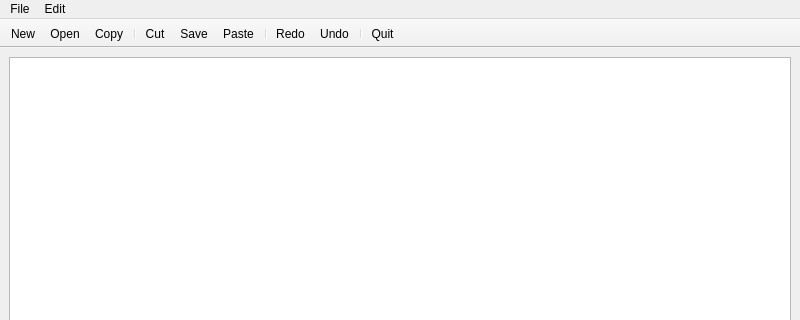
Old version of the form texteditormainwindow.ui in the repository bliscosque/QTTextEditor; both pictures show x 0 to 800 and y 0 to 320 of the 800 by 600 pixel window.
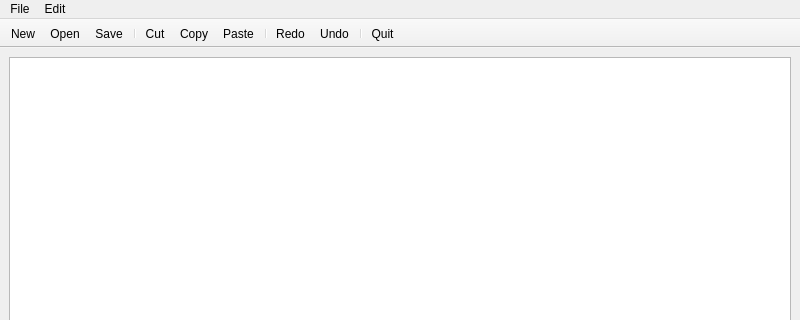
New version of the form. Icons and pictures are not drawn.

Commit message: adding other edit functions

Patch:
```diff
--- a/texteditormainwindow.ui
+++ b/texteditormainwindow.ui
@@ -69,10 +69,10 @@
    </attribute>
    <addaction name="actionNew"/>
    <addaction name="actionOpen"/>
-   <addaction name="actionCopy"/>
+   <addaction name="actionSave"/>
    <addaction name="separator"/>
    <addaction name="actionCut"/>
-   <addaction name="actionSave"/>
+   <addaction name="actionCopy"/>
    <addaction name="actionPaste"/>
    <addaction name="separator"/>
    <addaction name="actionRedo"/>
```
The commit also changes 2 other files.
